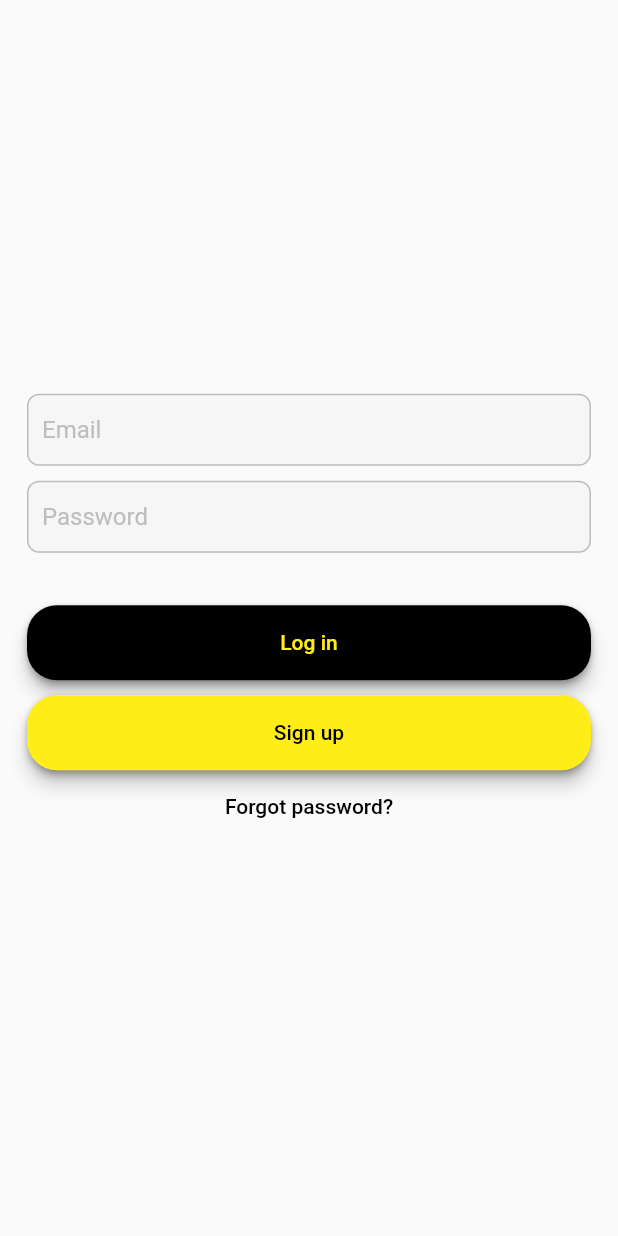
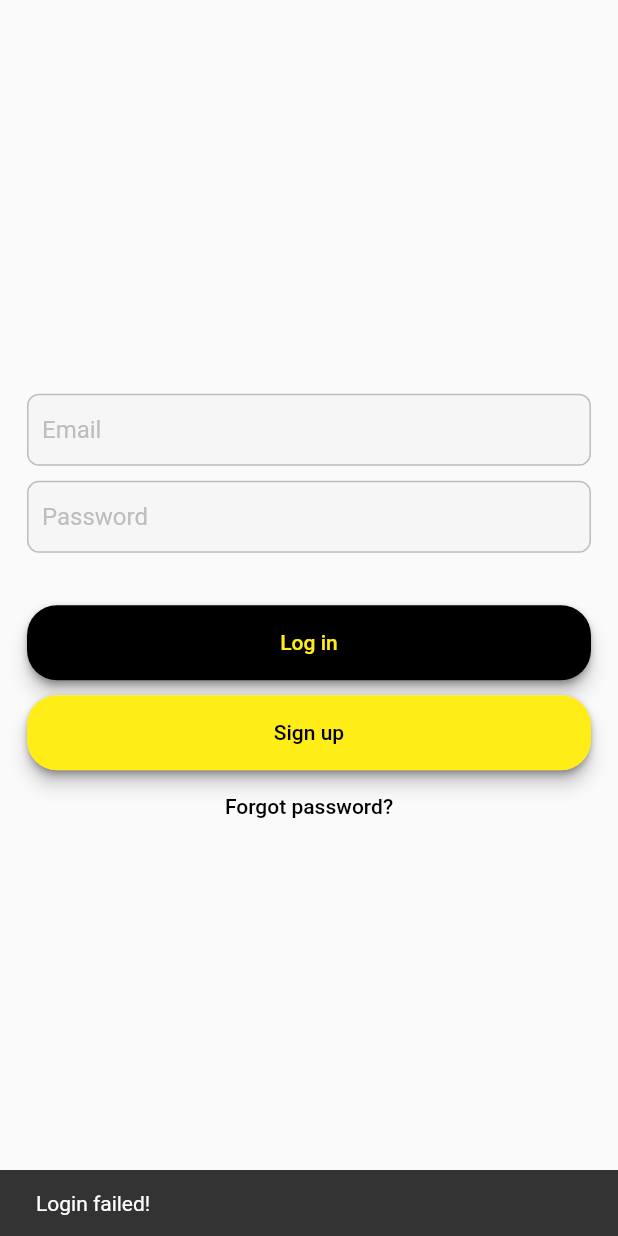
Before and after one commit to anton3nko/trading_diary, a Flutter app: the LoginScreen screen opened by its route, after a tap on "Log in", on a phone screen of 412 x 824 dp. Run offline on Flutter 3.47's test engine with Material 2 defaults, Android fonts, the phone set to English and light mode, and no system bars; our stand-ins replace bloc, flutter_bloc.

Commit message:
bloc test

```diff
--- a/lib/features/auth/bloc/login_bloc.dart
+++ /dev/null
@@ -1 +0,0 @@
-import 'package:bloc/bloc.dart';
--- /dev/null
+++ b/lib/features/auth/presentation/bloc/login_bloc.dart
@@ -0,0 +1,26 @@
+import 'dart:developer';
+
+import 'package:bloc/bloc.dart';
+import 'package:meta/meta.dart';
+
+part 'login_event.dart';
+part 'login_state.dart';
+
+class LoginBloc extends Bloc<LoginEvent, LoginState> {
+  LoginBloc() : super(LoginInitial()) {
+    on<LoginEvent>((event, emit) {
+      if (event is LoginPressedEvent) {
+        emit(LoginLoading());
+        try {
+          if (event.userName == 'admin' && event.password == '123') {
+            emit(LoginSuccess());
+          } else {
+            emit(LoginFailure('Login failed!'));
+          }
+        } catch (e) {
+          emit(LoginFailure('Something went wrong!'));
+        }
+      }
+    });
+  }
+}
--- /dev/null
+++ b/lib/features/auth/presentation/bloc/login_event.dart
@@ -0,0 +1,10 @@
+part of 'login_bloc.dart';
+
+@immutable
+sealed class LoginEvent {}
+
+class LoginPressedEvent extends LoginEvent {
+  final String userName;
+  final String password;
+  LoginPressedEvent(this.userName, this.password);
+}
--- /dev/null
+++ b/lib/features/auth/presentation/bloc/login_state.dart
@@ -0,0 +1,17 @@
+part of 'login_bloc.dart';
+
+sealed class LoginState {}
+
+final class LoginInitial extends LoginState {}
+
+class LoginLoading extends LoginState {}
+
+class LoginSuccess extends LoginState {
+  // final String userName;
+  // LoginSuccess(this.userName);
+}
+
+class LoginFailure extends LoginState {
+  final String message;
+  LoginFailure(this.message);
+}
--- a/lib/features/auth/presentation/login_screen.dart
+++ b/lib/features/auth/presentation/login_screen.dart
@@ -1,4 +1,9 @@
+import 'dart:developer';
+
 import 'package:flutter/material.dart';
+import 'package:flutter_bloc/flutter_bloc.dart';
+import 'package:trading_diary/features/auth/presentation/bloc/login_bloc.dart';
+import 'package:trading_diary/features/home_screen.dart';
 import 'package:trading_diary/features/registration_screen.dart';
 import '../../../styles.dart';
 import '../../widgets/rounded_button.dart';
@@ -6,13 +11,39 @@ import '../../widgets/rounded_button.dart';
 class LoginScreen extends StatelessWidget {
   static String id = 'login_screen';
 
+  const LoginScreen({super.key});
+
   @override
   Widget build(BuildContext context) {
+    final TextEditingController controller1 = TextEditingController();
+    final TextEditingController controller2 = TextEditingController();
+
     return SafeArea(
       child: Scaffold(
         body: Padding(
-          padding: EdgeInsets.all(18.0),
-          child: Column(
+          padding: const EdgeInsets.all(18.0),
+          child: BlocConsumer<LoginBloc, LoginState>(
+            listener: (context, state) {
+              if (state is LoginSuccess) {
+                Navigator.pushNamed(context, HomeScreen.id);
+              }
+              if (state is LoginFailure) {
+                ScaffoldMessenger.of(context).showSnackBar(
+                  SnackBar(
+                    content: Text(state.message),
+                  ),
+                );
+              }
+            },
+            builder: (context, state) {
+              if (state is LoginLoading) {
+                log('LoginLoading');
+                return const Center(
+                  child: CircularProgressIndicator(),
+                );
+              }
+
+              return Column(
                   mainAxisAlignment: MainAxisAlignment.center,
                   //crossAxisAlignment: CrossAxisAlignment.stretch,
                   children: [
@@ -20,8 +51,9 @@ class LoginScreen extends StatelessWidget {
                       decoration: kTextFieldDecoration.copyWith(
                         hintText: 'Email',
                       ),
+                      controller: controller1,
                     ),
-                SizedBox(
+                    const SizedBox(
                       height: 10,
                     ),
                     TextField(
@@ -29,8 +61,9 @@ class LoginScreen extends StatelessWidget {
                       decoration: kTextFieldDecoration.copyWith(
                         hintText: 'Password',
                       ),
+                      controller: controller2,
                     ),
-                SizedBox(
+                    const SizedBox(
                       height: 35,
                     ),
                     Column(
@@ -40,9 +73,16 @@ class LoginScreen extends StatelessWidget {
                           buttonColor: kBlackColor,
                           textColor: kYellowColor,
                           buttonName: 'Log in',
-                      onPressed: () {},
+                          onPressed: () {
+                            BlocProvider.of<LoginBloc>(context).add(
+                              LoginPressedEvent(
+                                controller1.text,
+                                controller2.text,
                               ),
-                    SizedBox(
+                            );
+                          },
+                        ),
+                        const SizedBox(
                           height: 10.0,
                         ),
                         RoundedButton(
@@ -57,14 +97,16 @@ class LoginScreen extends StatelessWidget {
                     ),
                     TextButton(
                       onPressed: () {},
-                  child: Text(
+                      child: const Text(
                         'Forgot password?',
                         style: TextStyle(
                           color: kBlackColor,
                         ),
                       ),
                     ),
-              ]),
+                  ]);
+            },
+          ),
         ),
       ),
     );
--- a/lib/features/dashboard_page.dart
+++ b/lib/features/dashboard_page.dart
@@ -1,9 +1,11 @@
 import 'package:flutter/material.dart';
 
 class DashboardPage extends StatelessWidget {
+  const DashboardPage({super.key});
+
   @override
   Widget build(BuildContext context) {
-    return Center(
+    return const Center(
       child: Text(
         'Dashboard',
         style: TextStyle(
--- a/lib/features/home_screen.dart
+++ b/lib/features/home_screen.dart
@@ -8,6 +8,8 @@ import 'package:trading_diary/features/widgets/bottom_nav_bar.dart';
 //It's a home screen class.
 class HomeScreen extends StatefulWidget {
   static final String id = 'home_screen';
+
+  const HomeScreen({super.key});
 
   @override
   State<HomeScreen> createState() => _HomeScreenState();
```
Also changed, not shown: lib/features/auth/bloc/login_event.dart (deleted, +0 -15 lines), lib/features/auth/bloc/login_state.dart (deleted, +0 -20 lines), lib/internal/application.dart (+7 -2 lines). Lines whose indentation alone changed are shown as unchanged.
